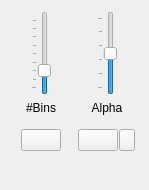
Before: the Qt Designer form gui/dist_view/viewportcontrol.ui in gerbilvis/gerbil, drawn with Qt 5.
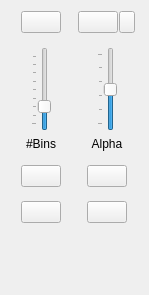
After: the same form once the commit is applied. Icons and pictures are not drawn.

Patch:
```diff
--- a/gui/dist_view/viewportcontrol.ui
+++ b/gui/dist_view/viewportcontrol.ui
@@ -7,14 +7,148 @@
     <x>0</x>
     <y>0</y>
     <width>149</width>
-    <height>190</height>
+    <height>295</height>
    </rect>
   </property>
+  <property name="sizePolicy">
+   <sizepolicy hsizetype="Minimum" vsizetype="Minimum">
+    <horstretch>0</horstretch>
+    <verstretch>0</verstretch>
+   </sizepolicy>
+  </property>
+  <layout class="QGridLayout" name="gridLayout_2">
+   <item row="0" column="0">
   <layout class="QGridLayout" name="gridLayout">
-   <property name="sizeConstraint">
-    <enum>QLayout::SetNoConstraint</enum>
-   </property>
    <item row="0" column="0">
+      <layout class="QHBoxLayout" name="horizontalLayout_4">
+       <item>
+        <widget class="QPushButton" name="screenshotButton">
+         <property name="sizePolicy">
+          <sizepolicy hsizetype="Fixed" vsizetype="Fixed">
+           <horstretch>0</horstretch>
+           <verstretch>0</verstretch>
+          </sizepolicy>
+         </property>
+         <property name="toolTip">
+          <string>take a screenshot</string>
+         </property>
+         <property name="text">
+          <string/>
+         </property>
+         <property name="icon">
+          <iconset resource="../gerbil.qrc">
+           <normaloff>:/icons/Gerbil/16x16/document-save.png</normaloff>:/icons/Gerbil/16x16/document-save.png</iconset>
+         </property>
+         <property name="iconSize">
+          <size>
+           <width>16</width>
+           <height>16</height>
+          </size>
+         </property>
+         <property name="checkable">
+          <bool>true</bool>
+         </property>
+        </widget>
+       </item>
+      </layout>
+     </item>
+     <item row="0" column="1">
+      <layout class="QHBoxLayout" name="horizontalLayout_2">
+       <property name="spacing">
+        <number>0</number>
+       </property>
+       <item>
+        <widget class="QPushButton" name="limiterButton">
+         <property name="sizePolicy">
+          <sizepolicy hsizetype="Fixed" vsizetype="Fixed">
+           <horstretch>0</horstretch>
+           <verstretch>0</verstretch>
+          </sizepolicy>
+         </property>
+         <property name="toolTip">
+          <string>use band-wise limiters</string>
+         </property>
+         <property name="text">
+          <string/>
+         </property>
+         <property name="icon">
+          <iconset resource="../gerbil.qrc">
+           <normaloff>:/toolbar/limiter</normaloff>:/toolbar/limiter</iconset>
+         </property>
+         <property name="iconSize">
+          <size>
+           <width>16</width>
+           <height>16</height>
+          </size>
+         </property>
+         <property name="checkable">
+          <bool>true</bool>
+         </property>
+        </widget>
+       </item>
+       <item>
+        <widget class="QPushButton" name="limiterMenuButton">
+         <property name="sizePolicy">
+          <sizepolicy hsizetype="Fixed" vsizetype="Fixed">
+           <horstretch>0</horstretch>
+           <verstretch>0</verstretch>
+          </sizepolicy>
+         </property>
+         <property name="minimumSize">
+          <size>
+           <width>16</width>
+           <height>0</height>
+          </size>
+         </property>
+         <property name="maximumSize">
+          <size>
+           <width>16</width>
+           <height>16777215</height>
+          </size>
+         </property>
+         <property name="baseSize">
+          <size>
+           <width>16</width>
+           <height>0</height>
+          </size>
+         </property>
+         <property name="toolTip">
+          <string>initialize band-wise limiters</string>
+         </property>
+         <property name="text">
+          <string/>
+         </property>
+         <property name="icon">
+          <iconset resource="../gerbil.qrc">
+           <normaloff>:/toolbar/popup</normaloff>:/toolbar/popup</iconset>
+         </property>
+         <property name="iconSize">
+          <size>
+           <width>8</width>
+           <height>16</height>
+          </size>
+         </property>
+        </widget>
+       </item>
+      </layout>
+     </item>
+     <item row="1" column="0">
+      <spacer name="verticalSpacer_6">
+       <property name="orientation">
+        <enum>Qt::Vertical</enum>
+       </property>
+       <property name="sizeType">
+        <enum>QSizePolicy::Fixed</enum>
+       </property>
+       <property name="sizeHint" stdset="0">
+        <size>
+         <width>1</width>
+         <height>8</height>
+        </size>
+       </property>
+      </spacer>
+     </item>
+     <item row="2" column="0">
     <layout class="QHBoxLayout" name="horizontalLayout_2_1">
      <item>
       <widget class="QSlider" name="binSlider">
@@ -52,78 +186,7 @@
      </item>
     </layout>
    </item>
-   <item row="1" column="0">
-    <widget class="QLabel" name="binLabel">
-     <property name="sizePolicy">
-      <sizepolicy hsizetype="Minimum" vsizetype="Preferred">
-       <horstretch>0</horstretch>
-       <verstretch>0</verstretch>
-      </sizepolicy>
-     </property>
-     <property name="minimumSize">
-      <size>
-       <width>60</width>
-       <height>0</height>
-      </size>
-     </property>
-     <property name="text">
-      <string>#Bins</string>
-     </property>
-     <property name="alignment">
-      <set>Qt::AlignCenter</set>
-     </property>
-    </widget>
-   </item>
-   <item row="5" column="0">
-    <layout class="QHBoxLayout" name="horizontalLayout_3">
-     <item>
-      <widget class="QPushButton" name="rgbButton">
-       <property name="sizePolicy">
-        <sizepolicy hsizetype="Fixed" vsizetype="Fixed">
-         <horstretch>0</horstretch>
-         <verstretch>0</verstretch>
-        </sizepolicy>
-       </property>
-       <property name="toolTip">
-        <string>draw vectors with respective sRGB coloring</string>
-       </property>
-       <property name="text">
-        <string/>
-       </property>
-       <property name="icon">
-        <iconset resource="../gerbil.qrc">
-         <normaloff>:/toolbar/rgb</normaloff>:/toolbar/rgb</iconset>
-       </property>
-       <property name="iconSize">
-        <size>
-         <width>16</width>
-         <height>16</height>
-        </size>
-       </property>
-       <property name="checkable">
-        <bool>true</bool>
-       </property>
-      </widget>
-     </item>
-    </layout>
-   </item>
-   <item row="6" column="0">
-    <spacer name="verticalSpacer">
-     <property name="orientation">
-      <enum>Qt::Vertical</enum>
-     </property>
-     <property name="sizeType">
-      <enum>QSizePolicy::MinimumExpanding</enum>
-     </property>
-     <property name="sizeHint" stdset="0">
-      <size>
-       <width>1</width>
-       <height>1</height>
-      </size>
-     </property>
-    </spacer>
-   </item>
-   <item row="0" column="1">
+     <item row="2" column="1">
     <layout class="QHBoxLayout" name="horizontalLayout_2_2">
      <item>
       <widget class="QSlider" name="alphaSlider">
@@ -161,7 +224,29 @@
      </item>
     </layout>
    </item>
-   <item row="1" column="1">
+     <item row="3" column="0">
+      <widget class="QLabel" name="binLabel">
+       <property name="sizePolicy">
+        <sizepolicy hsizetype="Minimum" vsizetype="Preferred">
+         <horstretch>0</horstretch>
+         <verstretch>0</verstretch>
+        </sizepolicy>
+       </property>
+       <property name="minimumSize">
+        <size>
+         <width>60</width>
+         <height>0</height>
+        </size>
+       </property>
+       <property name="text">
+        <string>#Bins</string>
+       </property>
+       <property name="alignment">
+        <set>Qt::AlignCenter</set>
+       </property>
+      </widget>
+     </item>
+     <item row="3" column="1">
     <widget class="QLabel" name="alphaLabel">
      <property name="sizePolicy">
       <sizepolicy hsizetype="Minimum" vsizetype="Preferred">
@@ -183,87 +268,7 @@
      </property>
     </widget>
    </item>
-   <item row="5" column="1">
-    <layout class="QHBoxLayout" name="horizontalLayout_2">
-     <property name="spacing">
-      <number>0</number>
-     </property>
-     <item>
-      <widget class="QPushButton" name="limiterButton">
-       <property name="sizePolicy">
-        <sizepolicy hsizetype="Fixed" vsizetype="Fixed">
-         <horstretch>0</horstretch>
-         <verstretch>0</verstretch>
-        </sizepolicy>
-       </property>
-       <property name="toolTip">
-        <string>use band-wise limiters</string>
-       </property>
-       <property name="text">
-        <string/>
-       </property>
-       <property name="icon">
-        <iconset resource="../gerbil.qrc">
-         <normaloff>:/toolbar/limiter</normaloff>:/toolbar/limiter</iconset>
-       </property>
-       <property name="iconSize">
-        <size>
-         <width>16</width>
-         <height>16</height>
-        </size>
-       </property>
-       <property name="checkable">
-        <bool>true</bool>
-       </property>
-      </widget>
-     </item>
-     <item>
-      <widget class="QPushButton" name="limiterMenuButton">
-       <property name="sizePolicy">
-        <sizepolicy hsizetype="Fixed" vsizetype="Fixed">
-         <horstretch>0</horstretch>
-         <verstretch>0</verstretch>
-        </sizepolicy>
-       </property>
-       <property name="minimumSize">
-        <size>
-         <width>16</width>
-         <height>0</height>
-        </size>
-       </property>
-       <property name="maximumSize">
-        <size>
-         <width>16</width>
-         <height>16777215</height>
-        </size>
-       </property>
-       <property name="baseSize">
-        <size>
-         <width>16</width>
-         <height>0</height>
-        </size>
-       </property>
-       <property name="toolTip">
-        <string>initialize band-wise limiters</string>
-       </property>
-       <property name="text">
-        <string/>
-       </property>
-       <property name="icon">
-        <iconset resource="../gerbil.qrc">
-         <normaloff>:/toolbar/popup</normaloff>:/toolbar/popup</iconset>
-       </property>
-       <property name="iconSize">
-        <size>
-         <width>8</width>
-         <height>16</height>
-        </size>
-       </property>
-      </widget>
-     </item>
-    </layout>
-   </item>
-   <item row="2" column="0">
+     <item row="4" column="0">
     <spacer name="verticalSpacer_2">
      <property name="orientation">
       <enum>Qt::Vertical</enum>
@@ -275,6 +280,174 @@
       <size>
        <width>1</width>
        <height>8</height>
+        </size>
+       </property>
+      </spacer>
+     </item>
+     <item row="5" column="0">
+      <layout class="QHBoxLayout" name="horizontalLayout_3">
+       <item>
+        <widget class="QPushButton" name="rgbButton">
+         <property name="sizePolicy">
+          <sizepolicy hsizetype="Fixed" vsizetype="Fixed">
+           <horstretch>0</horstretch>
+           <verstretch>0</verstretch>
+          </sizepolicy>
+         </property>
+         <property name="toolTip">
+          <string>draw vectors with respective sRGB coloring</string>
+         </property>
+         <property name="text">
+          <string/>
+         </property>
+         <property name="icon">
+          <iconset resource="../gerbil.qrc">
+           <normaloff>:/toolbar/rgb</normaloff>:/toolbar/rgb</iconset>
+         </property>
+         <property name="iconSize">
+          <size>
+           <width>16</width>
+           <height>16</height>
+          </size>
+         </property>
+         <property name="checkable">
+          <bool>true</bool>
+         </property>
+        </widget>
+       </item>
+      </layout>
+     </item>
+     <item row="5" column="1">
+      <layout class="QHBoxLayout" name="horizontalLayout_6">
+       <item>
+        <widget class="QPushButton" name="logButton">
+         <property name="sizePolicy">
+          <sizepolicy hsizetype="Fixed" vsizetype="Fixed">
+           <horstretch>0</horstretch>
+           <verstretch>0</verstretch>
+          </sizepolicy>
+         </property>
+         <property name="toolTip">
+          <string>toggle logarithmic alpha</string>
+         </property>
+         <property name="text">
+          <string/>
+         </property>
+         <property name="icon">
+          <iconset resource="../gerbil.qrc">
+           <normaloff>:/icons/Gerbil/16x16/alpha-lin.png</normaloff>
+           <normalon>:/icons/Gerbil/16x16/alpha-log.png</normalon>:/icons/Gerbil/16x16/alpha-lin.png</iconset>
+         </property>
+         <property name="iconSize">
+          <size>
+           <width>16</width>
+           <height>16</height>
+          </size>
+         </property>
+         <property name="checkable">
+          <bool>true</bool>
+         </property>
+        </widget>
+       </item>
+      </layout>
+     </item>
+     <item row="6" column="0">
+      <spacer name="verticalSpacer">
+       <property name="orientation">
+        <enum>Qt::Vertical</enum>
+       </property>
+       <property name="sizeType">
+        <enum>QSizePolicy::Fixed</enum>
+       </property>
+       <property name="sizeHint" stdset="0">
+        <size>
+         <width>1</width>
+         <height>8</height>
+        </size>
+       </property>
+      </spacer>
+     </item>
+     <item row="7" column="0">
+      <layout class="QHBoxLayout" name="horizontalLayout_5">
+       <item>
+        <widget class="QPushButton" name="hqButton">
+         <property name="sizePolicy">
+          <sizepolicy hsizetype="Fixed" vsizetype="Fixed">
+           <horstretch>0</horstretch>
+           <verstretch>0</verstretch>
+          </sizepolicy>
+         </property>
+         <property name="toolTip">
+          <string>toggle high/low quality</string>
+         </property>
+         <property name="text">
+          <string/>
+         </property>
+         <property name="icon">
+          <iconset resource="../gerbil.qrc">
+           <normaloff>:/icons/Gerbil/16x16/quality-low.png</normaloff>
+           <normalon>:/icons/Gerbil/16x16/quality-high.png</normalon>:/icons/Gerbil/16x16/quality-low.png</iconset>
+         </property>
+         <property name="iconSize">
+          <size>
+           <width>16</width>
+           <height>16</height>
+          </size>
+         </property>
+         <property name="checkable">
+          <bool>true</bool>
+         </property>
+        </widget>
+       </item>
+      </layout>
+     </item>
+     <item row="7" column="1">
+      <layout class="QHBoxLayout" name="horizontalLayout_7">
+       <item>
+        <widget class="QPushButton" name="formatButton">
+         <property name="sizePolicy">
+          <sizepolicy hsizetype="Fixed" vsizetype="Fixed">
+           <horstretch>0</horstretch>
+           <verstretch>0</verstretch>
+          </sizepolicy>
+         </property>
+         <property name="toolTip">
+          <string>set Framebuffer depth</string>
+         </property>
+         <property name="text">
+          <string/>
+         </property>
+         <property name="icon">
+          <iconset resource="../gerbil.qrc">
+           <normaloff>:/icons/Gerbil/16x16/memory.png</normaloff>:/icons/Gerbil/16x16/memory.png</iconset>
+         </property>
+         <property name="iconSize">
+          <size>
+           <width>16</width>
+           <height>16</height>
+          </size>
+         </property>
+         <property name="checkable">
+          <bool>true</bool>
+         </property>
+        </widget>
+       </item>
+      </layout>
+     </item>
+    </layout>
+   </item>
+   <item row="1" column="0">
+    <spacer name="verticalSpacer_5">
+     <property name="orientation">
+      <enum>Qt::Vertical</enum>
+     </property>
+     <property name="sizeType">
+      <enum>QSizePolicy::MinimumExpanding</enum>
+     </property>
+     <property name="sizeHint" stdset="0">
+      <size>
+       <width>13</width>
+       <height>13</height>
       </size>
      </property>
     </spacer>
```
Lines whose indentation alone changed are shown as unchanged.
